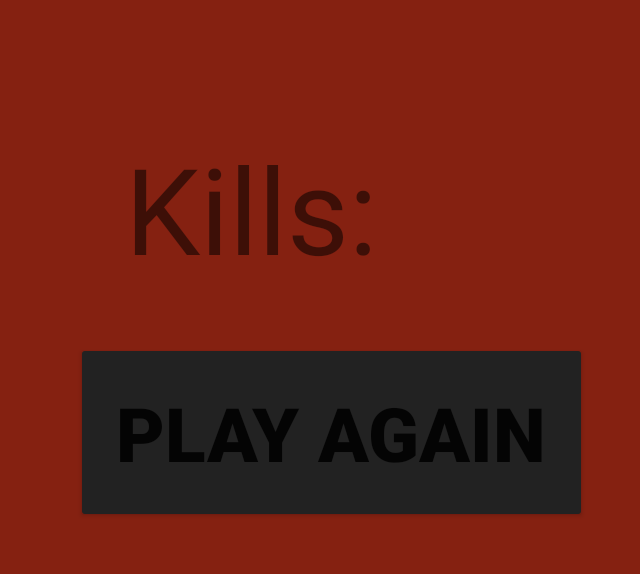
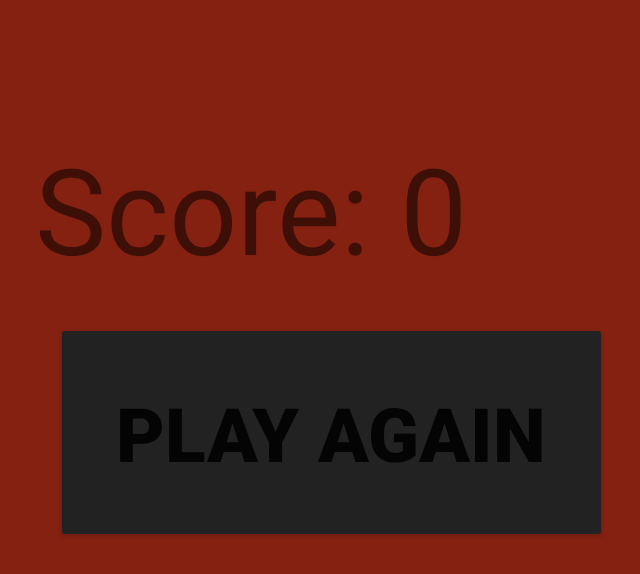
Before and after one commit to 21tanman/CPSC312-Project-Zambies, an Android app: the EndScreen screen opened directly, with no data from a screen before it, on a phone screen of 824 x 412 dp (held sideways). Shown: the top 574 px of the screen, without its empty margins (286-926 px from the left). Run offline under Robolectric (Android 15) with nearby library versions, the phone set to English and light mode, and no system bars.

Commit message:
Final commit?

```diff
--- a/app/src/main/java/com/example/projectzombies/EndScreen.java
+++ b/app/src/main/java/com/example/projectzombies/EndScreen.java
@@ -3,10 +3,12 @@ package com.example.projectzombies;
 import androidx.appcompat.app.AppCompatActivity;
 
 import android.content.Context;
+import android.content.Intent;
 import android.content.SharedPreferences;
 import android.os.Bundle;
 import android.view.View;
 import android.widget.Button;
+import android.widget.TextView;
 
 public class EndScreen extends AppCompatActivity {
     @Override
@@ -17,10 +19,22 @@ public class EndScreen extends AppCompatActivity {
         //Context context = getActivity();
         //SharedPreferences sharedPref = context.getSharedPreferences(getString(R.integer.preference_file_key),Context.MODE_PRIVATE);
 
+
+        Intent intent = getIntent();
+        int score = intent.getIntExtra("Score", 0);
+
+
+        TextView textView = findViewById(R.id.ScoreButton);
+
+        String scoreText = "Score: " + score;
+        textView.setText(scoreText);
+
+
         final Button button = (Button) findViewById(R.id.playAgainBtn);
         button.setOnClickListener(new View.OnClickListener() {
             public void onClick(View v) {
-                //code here new GameActivity
+                Intent intent = new Intent(EndScreen.this, GameActivity.class);
+                startActivity(intent);
             }
         });
     }
--- a/app/src/main/java/com/example/projectzombies/GameView.java
+++ b/app/src/main/java/com/example/projectzombies/GameView.java
@@ -41,7 +41,7 @@ public class GameView extends SurfaceView implements SurfaceHolder.Callback {
     private List<Explosion> explosionsToDestroy;
     private List<Tower> towersToDestroy;
 
-    private final int FULL_SPAWN_TIMER = 200;
+    private final int FULL_SPAWN_TIMER = 300;
     private int spawner = FULL_SPAWN_TIMER;
     private int totalTimer = 0;
 
--- a/app/src/main/java/com/example/projectzombies/StartScreen.java
+++ b/app/src/main/java/com/example/projectzombies/StartScreen.java
@@ -2,6 +2,7 @@ package com.example.projectzombies;
 
 import androidx.appcompat.app.AppCompatActivity;
 
+import android.content.Intent;
 import android.os.Bundle;
 import android.view.View;
 import android.widget.Button;
@@ -16,8 +17,8 @@ public class StartScreen extends AppCompatActivity {
         final Button button = findViewById(R.id.playBtn);
         button.setOnClickListener(new View.OnClickListener() {
             public void onClick(View v) {
-
-            new GameActivity();
+                Intent intent = new Intent(StartScreen.this, GameActivity.class);
+                startActivity(intent);
             }
         });
     }
--- a/app/src/main/res/layout/activity_end_screen.xml
+++ b/app/src/main/res/layout/activity_end_screen.xml
@@ -17,9 +17,9 @@
         android:layout_marginEnd="208dp"
         android:layout_marginBottom="75dp"
         android:backgroundTint="#222222"
-        android:padding="40px"
-        android:text="Play Again"
-        android:textSize="50dp"
+        android:padding="40dp"
+        android:text="@string/play_again"
+        android:textSize="50sp"
         android:textStyle="bold"
         app:layout_constraintBottom_toBottomOf="parent"
         app:layout_constraintEnd_toEndOf="parent"
@@ -27,14 +27,15 @@
         app:layout_constraintTop_toTopOf="parent" />
 
     <TextView
+        android:id="@+id/ScoreButton"
         android:layout_width="wrap_content"
         android:layout_height="wrap_content"
         android:layout_marginStart="207dp"
         android:layout_marginTop="85dp"
         android:layout_marginEnd="315dp"
         android:layout_marginBottom="48dp"
-        android:text=" Kills: "
-        android:textSize="80dp"
+        android:text=""
+        android:textSize="80sp"
         app:layout_constraintBottom_toTopOf="@+id/playAgainBtn"
         app:layout_constraintEnd_toEndOf="parent"
         app:layout_constraintStart_toStartOf="parent"
--- a/app/src/main/res/values/strings.xml
+++ b/app/src/main/res/values/strings.xml
@@ -1,3 +1,4 @@
 <resources>
     <string name="app_name">Project Zombies</string>
+    <string name="play_again">Play Again</string>
 </resources>
```
Also changed, not shown: app/src/main/res/layout/activity_start_screen.xml (+5 -5 lines).
